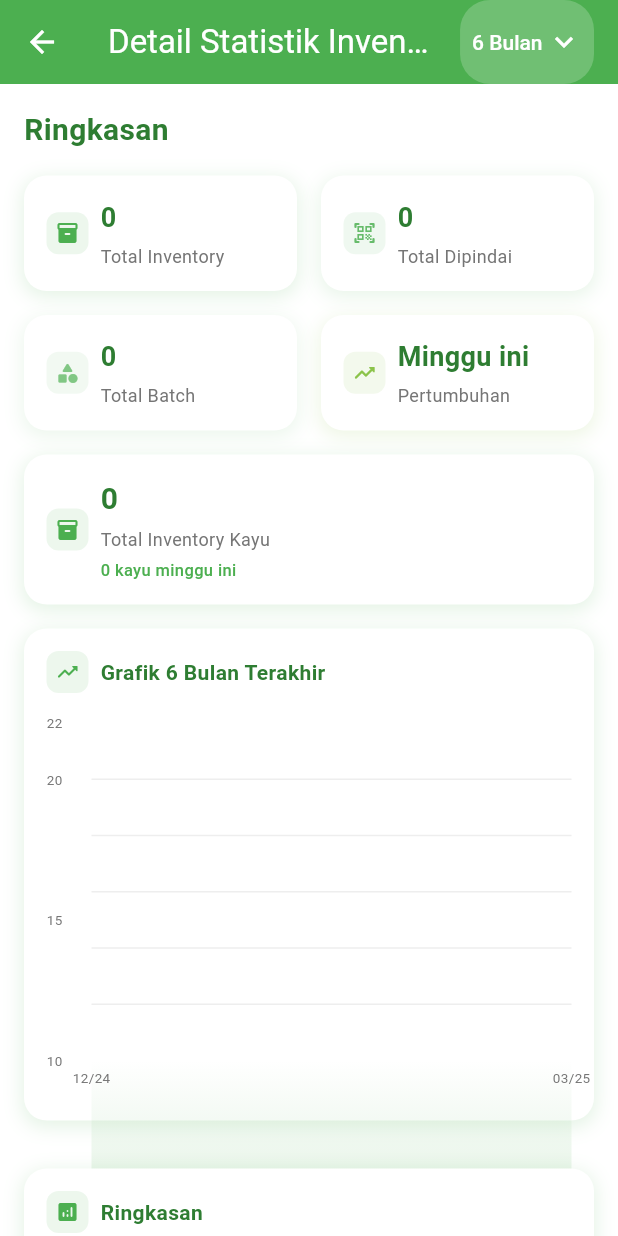
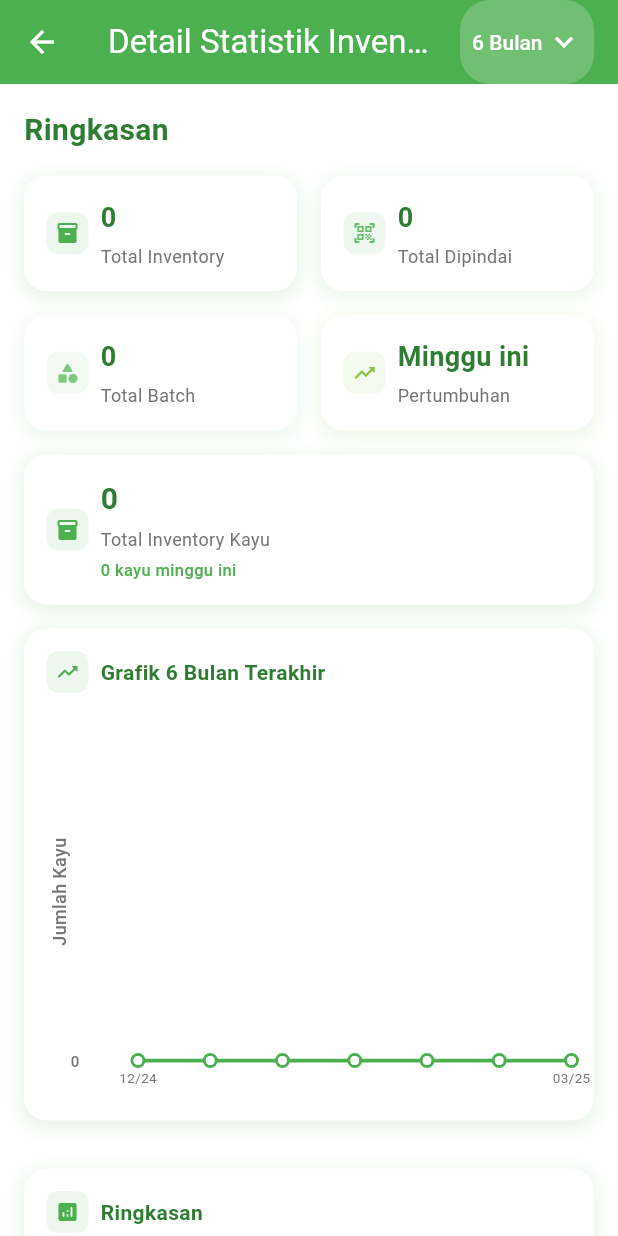
Before and after one commit to yuliagitaps77/flutter_green_track, a Flutter app: the StatistikDetailPageTPK screen opened directly, on a phone screen of 412 x 824 dp. Run offline on Flutter 3.47's test engine with Material 3 defaults, Android fonts, the phone set to English and light mode, and no system bars; drawn by our look-alikes of fl_chart; our stand-ins replace awesome_notifications, cloud_firestore, firebase_auth, firebase_core, get, image_picker and 5 more; missing offline and left inert: barcode_scan2, image_gallery_saver_plus, torch_light; accounts and stored records are empty; Roboto replaces fonts that are missing (Poppins).

Commit message:
feat: fix dashboard tpk dan controller

```diff
--- a/lib/fitur/dashboard_tpk/statistik_detail_page_tpk.dart
+++ b/lib/fitur/dashboard_tpk/statistik_detail_page_tpk.dart
@@ -3,6 +3,7 @@
 import 'package:fl_chart/fl_chart.dart';
 import 'package:flutter_green_track/controllers/dashboard_tpk/dashboard_tpk_controller.dart';
 import 'package:intl/intl.dart';
+import 'package:intl/date_symbol_data_local.dart';
 
 class StatistikDetailPageTPK extends StatefulWidget {
   final String type;
@@ -17,6 +18,26 @@
   final TPKDashboardController controller = Get.find<TPKDashboardController>();
   String selectedPeriod = '6 Bulan';
   final List<String> periods = ['1 Bulan', '3 Bulan', '6 Bulan', '1 Tahun'];
+
+  // Tambahkan RxString untuk menyimpan detail point yang dipilih
+  final RxString selectedPointDetail = ''.obs;
+
+  @override
+  void initState() {
+    super.initState();
+    // Inisialisasi format tanggal untuk locale Indonesia
+    initializeDateFormatting('id', null);
+  }
+
+  void updateSelectedPoint(DateTime date, double value,
+      {bool isSelected = true}) {
+    if (isSelected) {
+      selectedPointDetail.value =
+          '${value.toInt()} ${widget.type == 'inventory' ? 'kayu' : 'pemindaian'} pada ${DateFormat('dd MMM yyyy', 'id').format(date)}';
+    } else {
+      selectedPointDetail.value = '';
+    }
+  }
 
   String getFormattedDate(DateTime date, String period) {
     if (period == '1 Bulan') {
@@ -58,6 +79,36 @@
       default:
         return 30;
     }
+  }
+
+  String formatNumber(double number) {
+    if (number >= 1000000) {
+      return '${(number / 1000000).toStringAsFixed(1)}M';
+    } else if (number >= 1000) {
+      return '${(number / 1000).toStringAsFixed(1)}K';
+    }
+    return number.toStringAsFixed(0);
+  }
+
+  double calculateYAxisInterval(List<FlSpot> spots) {
+    if (spots.isEmpty) return 5;
+
+    double maxY = spots
+        .map((spot) => spot.y)
+        .reduce((max, value) => value > max ? value : max);
+    double minY = spots
+        .map((spot) => spot.y)
+        .reduce((min, value) => value < min ? value : min);
+    double range = maxY - minY;
+
+    if (range <= 10) return 1;
+    if (range <= 50) return 5;
+    if (range <= 100) return 10;
+    if (range <= 500) return 50;
+    if (range <= 1000) return 100;
+    if (range <= 5000) return 500;
+    if (range <= 10000) return 1000;
+    return 5000;
   }
 
   @override
@@ -403,17 +454,31 @@
                     ),
                     titlesData: FlTitlesData(
                       leftTitles: AxisTitles(
+                        axisNameWidget: Text(
+                          widget.type == 'inventory'
+                              ? 'Jumlah Kayu'
+                              : 'Jumlah Pemindaian',
+                          style: TextStyle(
+                            color: Colors.grey[600],
+                            fontSize: 12,
+                            fontWeight: FontWeight.w500,
+                          ),
+                        ),
                         sideTitles: SideTitles(
                           showTitles: true,
-                          reservedSize: 30,
-                          interval: 5,
+                          reservedSize: 45,
+                          interval: calculateYAxisInterval(
+                            widget.type == 'inventory'
+                                ? controller.inventorySpots
+                                : controller.revenueSpots,
+                          ),
                           getTitlesWidget: (value, meta) {
                             return Text(
-                              '${value.toInt()}',
+                              formatNumber(value),
                               style: TextStyle(
                                 color: Colors.grey[600],
-                                fontSize: 9,
-                                fontFamily: 'Poppins',
+                                fontSize: 10,
+                                fontWeight: FontWeight.w500,
                               ),
                             );
                           },
@@ -487,42 +552,35 @@
                     ],
                     lineTouchData: LineTouchData(
                       enabled: true,
+                      handleBuiltInTouches: true,
                       touchTooltipData: LineTouchTooltipData(
                         fitInsideHorizontally: true,
                         fitInsideVertically: true,
-                        tooltipPadding: EdgeInsets.symmetric(
-                          horizontal: 8,
-                          vertical: 6,
-                        ),
-                        tooltipMargin: 6,
+                        tooltipPadding: EdgeInsets.all(8),
+                        tooltipMargin: 8,
                         tooltipRoundedRadius: 8,
                         tooltipBorder: BorderSide(
                           color: Color(0xFF4CAF50).withOpacity(0.2),
                           width: 1,
                         ),
                         getTooltipItems: (List<LineBarSpot> touchedSpots) {
+                          if (touchedSpots.isEmpty) return [];
+
                           return touchedSpots.map((LineBarSpot touchedSpot) {
                             final now = DateTime.now();
                             final date = now.subtract(Duration(
                                 days:
                                     ((dataPoints - 1) - touchedSpot.x).toInt() *
                                         interval.toInt()));
-                            String periodLabel = '';
-                            if (selectedPeriod == '1 Bulan') {
-                              periodLabel =
-                                  '${DateFormat('dd MMMM yyyy', 'id').format(date)}';
-                            } else if (selectedPeriod == '3 Bulan') {
-                              periodLabel =
-                                  'Minggu ${date.difference(date.subtract(Duration(days: date.weekday - 1))).inDays ~/ 7 + 1}\n${DateFormat('MMMM yyyy', 'id').format(date)}';
-                            } else if (selectedPeriod == '6 Bulan') {
-                              periodLabel =
-                                  '${DateFormat('dd MMM', 'id').format(date)} - ${DateFormat('dd MMM yyyy', 'id').format(date.add(Duration(days: 13)))}';
-                            } else {
-                              periodLabel =
-                                  DateFormat('MMMM yyyy', 'id').format(date);
-                            }
+
+                            WidgetsBinding.instance.addPostFrameCallback((_) {
+                              // Update selected point detail in the next frame
+                              selectedPointDetail.value =
+                                  '${touchedSpot.y.toInt()} ${widget.type == 'inventory' ? 'kayu' : 'pemindaian'} pada ${DateFormat('dd MMM yyyy', 'id').format(date)}';
+                            });
+
                             return LineTooltipItem(
-                              '${touchedSpot.y.toInt()} ${widget.type == 'inventory' ? 'kayu' : 'pemindaian'}\n$periodLabel',
+                              '${touchedSpot.y.toInt()} ${widget.type == 'inventory' ? 'kayu' : 'pemindaian'}\n${DateFormat('dd MMM yyyy', 'id').format(date)}',
                               TextStyle(
                                 color: Color(0xFF4CAF50),
                                 fontWeight: FontWeight.w600,
@@ -533,6 +591,20 @@
                           }).toList();
                         },
                       ),
+                      touchCallback: (FlTouchEvent event,
+                          LineTouchResponse? touchResponse) {
+                        if (event is FlPanEndEvent ||
+                            event is FlPointerExitEvent) {
+                          // Only clear when actually leaving the chart area
+                          selectedPointDetail.value = '';
+                        } else if (event is FlTapUpEvent) {
+                          if (touchResponse?.lineBarSpots == null ||
+                              touchResponse!.lineBarSpots!.isEmpty) {
+                            // Clear only if tapped outside any data point
+                            selectedPointDetail.value = '';
+                          }
+                        }
+                      },
                     ),
                   ),
                 )),
@@ -607,6 +679,14 @@
                         ? controller.woodStatTrend.value
                         : controller.scanStatTrend.value,
                   ),
+                  if (selectedPointDetail.value.isNotEmpty) ...[
+                    SizedBox(height: 12),
+                    _buildStatItem(
+                      icon: Icons.touch_app_rounded,
+                      title: 'Detail Point',
+                      value: selectedPointDetail.value,
+                    ),
+                  ],
                 ],
               )),
         ],
```
Also changed, not shown: lib/controllers/dashboard_tpk/dashboard_tpk_controller.dart (+50 -42 lines).
